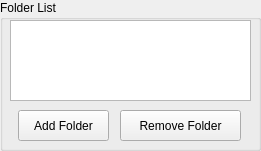
Before: the Qt Designer form ui/FolderList.ui in Kainkun/UnityLauncher, drawn with Qt 5.
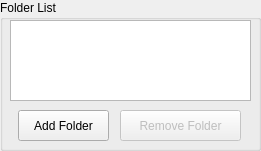
After: the same form once the commit is applied.

```diff
--- a/ui/FolderList.ui
+++ b/ui/FolderList.ui
@@ -36,6 +36,9 @@
     </property>
    </widget>
    <widget class="QPushButton" name="ButtonRemoveFolder">
+    <property name="enabled">
+     <bool>false</bool>
+    </property>
     <property name="geometry">
      <rect>
       <x>120</x>
```
Left out of the diff: 3 changed lines with no effect on the pictures.
